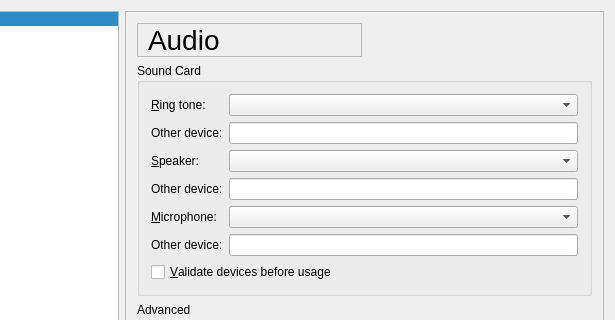
The window that src/gui/syssettingsform.ui (LubosD/twinkle) describes before a commit, drawn with Qt 5; both pictures show x 148 to 763 and y 0 to 320 of the 763 by 616 pixel window.
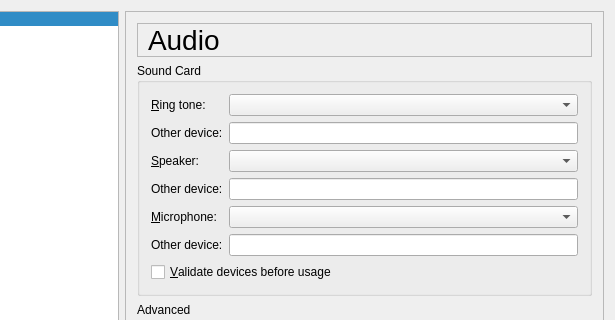
The same window after the commit. The open tabs and pages were chosen to show the change. Icons and pictures are not drawn.

Commit message: Fix a small UI glitch in system settings

```diff
--- a/src/gui/syssettingsform.ui
+++ b/src/gui/syssettingsform.ui
@@ -155,27 +155,6 @@
      </property>
      <widget class="QWidget" name="pageAudio">
       <layout class="QGridLayout" name="gridLayout_2">
-       <item row="0" column="0">
-        <widget class="QLabel" name="audioTitleTextLabel">
-         <property name="font">
-          <font>
-           <pointsize>21</pointsize>
-          </font>
-         </property>
-         <property name="frameShape">
-          <enum>QFrame::StyledPanel</enum>
-         </property>
-         <property name="text">
-          <string>Audio</string>
-         </property>
-         <property name="wordWrap">
-          <bool>false</bool>
-         </property>
-         <property name="indent">
-          <number>10</number>
-         </property>
-        </widget>
-       </item>
        <item row="1" column="0" colspan="2">
         <widget class="QGroupBox" name="soundcardGroupBox">
          <property name="title">
@@ -551,6 +530,27 @@
          </property>
         </spacer>
        </item>
+       <item row="0" column="0" colspan="2">
+        <widget class="QLabel" name="audioTitleTextLabel">
+         <property name="font">
+          <font>
+           <pointsize>21</pointsize>
+          </font>
+         </property>
+         <property name="frameShape">
+          <enum>QFrame::StyledPanel</enum>
+         </property>
+         <property name="text">
+          <string>Audio</string>
+         </property>
+         <property name="wordWrap">
+          <bool>false</bool>
+         </property>
+         <property name="indent">
+          <number>10</number>
+         </property>
+        </widget>
+       </item>
       </layout>
      </widget>
      <widget class="QWidget" name="pageLog">
```
